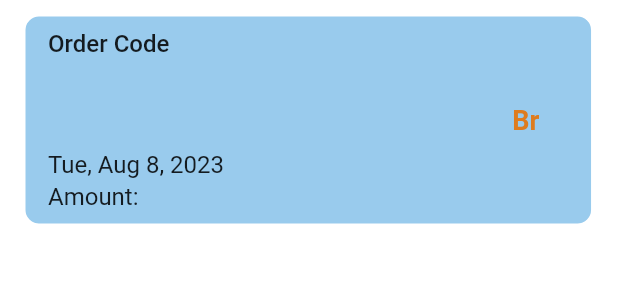
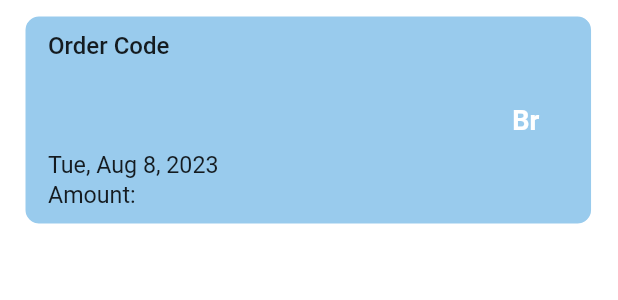
Before and after one commit to Estifki/Gizze, a Flutter app: the MyOrdersWidgetForDriver widget shown alone on an empty page, opened directly with empty values, on a phone screen of 412 x 824 dp. Shown: the top 300 px of the screen. Run offline on Flutter 3.47's test engine with Material 2 defaults, Android fonts, the phone set to English and light mode, and no system bars; our stand-ins replace dropdown_button2, file_picker, geolocator, google_maps_flutter, shared_preferences, shimmer and 1 more; missing offline and left inert: flutter_osm_plugin, flutter_polyline_points; accounts and stored records are empty.

Commit message:
order card updated for both

```diff
--- a/lib/widget/orders_driver.dart
+++ b/lib/widget/orders_driver.dart
@@ -95,8 +95,7 @@ class MyOrdersWidgetForDriver extends StatelessWidget {
                   const SizedBox(height: 2),
                   Text(
                     orderNo,
-                    style: const TextStyle(
-                        color: AppColor.primaryColor, fontSize: 16),
+                    style: const TextStyle(color: Colors.white, fontSize: 16),
                   ),
                   const SizedBox(height: 10),
                   // Text"(DateFormat('MMMM dd, yyyy')
@@ -104,7 +103,7 @@ class MyOrdersWidgetForDriver extends StatelessWidget {
                   const SizedBox(height: 10),
                   Text(
                     sandName,
-                    style: const TextStyle(fontSize: 16),
+                    style: const TextStyle(fontSize: 15.5),
                   ),
                   // const Text(
                   //   "Sand Amount",
@@ -113,12 +112,12 @@ class MyOrdersWidgetForDriver extends StatelessWidget {
                   const SizedBox(height: 2),
                   Text(
                     DateFormat.yMMMEd().format(date),
-                    style: const TextStyle(fontSize: 16),
+                    style: const TextStyle(fontSize: 15.5),
                   ),
                   const SizedBox(height: 2),
                   Text(
                     "Amount: $amount",
-                    style: const TextStyle(fontSize: 16),
+                    style: const TextStyle(fontSize: 15.5),
                   ),
                 ],
               ),
@@ -127,7 +126,7 @@ class MyOrdersWidgetForDriver extends StatelessWidget {
                   child: Text(
                     "Br $totalPrice",
                     style: const TextStyle(
-                        color: AppColor.primaryColor,
+                        color: Colors.white,
                         fontSize: 18,
                         fontWeight: FontWeight.w600),
                   ))
```
Also changed, not shown: lib/widget/orders_user.dart (+5 -6 lines).
